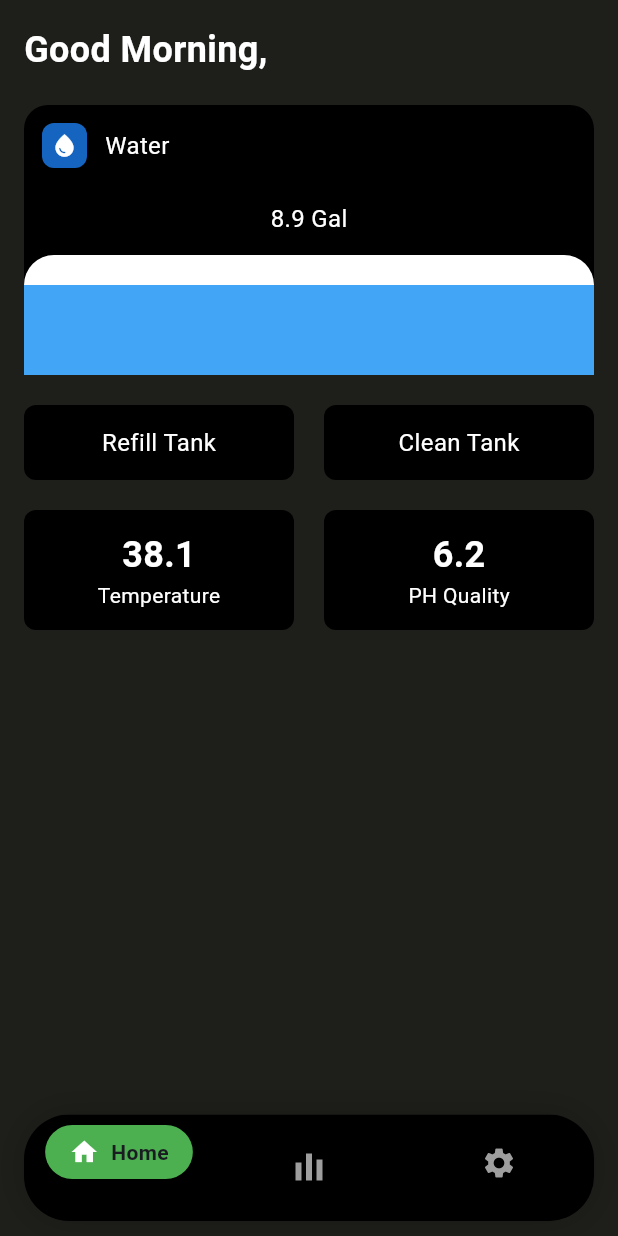
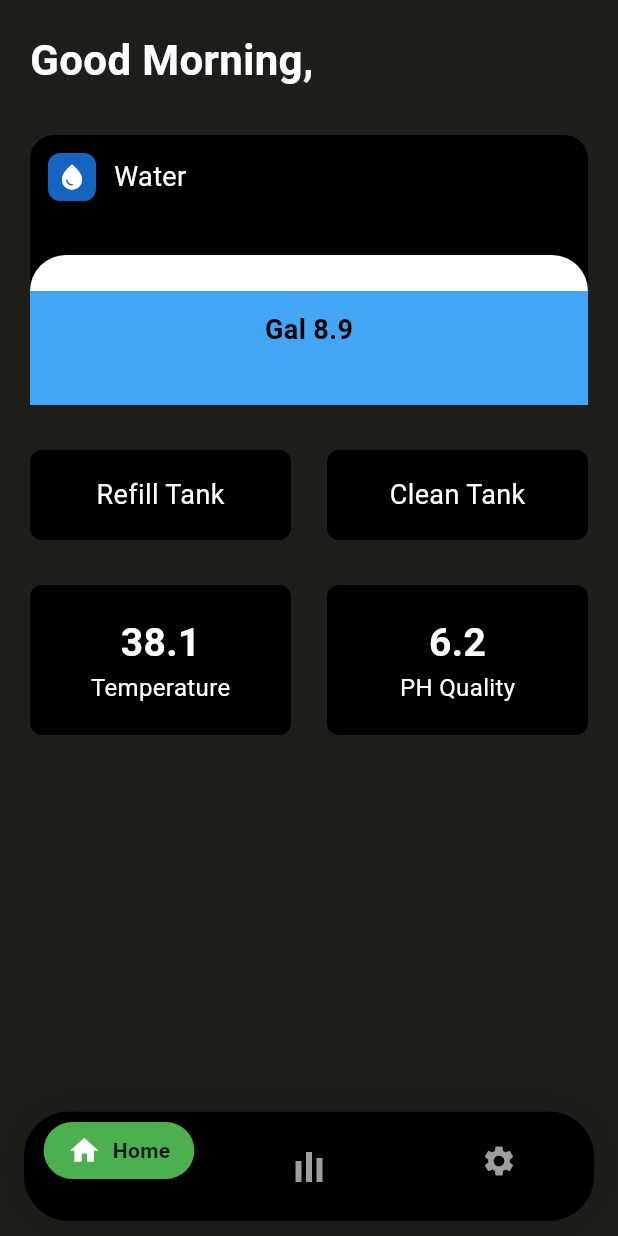
Before and after one commit to SanudaDe/smart_water_systerm, a Flutter app: the screen it shows after launch, on a phone screen of 412 x 824 dp. Run offline on Flutter 3.47's test engine with Material 3 defaults, Android fonts, the phone set to English and light mode, and no system bars; our stand-ins replace google_fonts.

Commit message:
update again

```diff
--- a/lib/dashboard.dart
+++ b/lib/dashboard.dart
@@ -41,7 +41,6 @@ class _AquariumControlPageState extends State<AquariumControlPage> {
 
   @override
   Widget build(BuildContext context) {
-    // Sample values
     const waterLevel = 8.9;
     const temperature = 38.1;
     const phQuality = 6.2;
@@ -67,7 +66,7 @@ class _AquariumControlPageState extends State<AquariumControlPage> {
             onTap: _onItemTapped,
             selectedItemColor: Colors.white,
             unselectedItemColor: Colors.grey,
-            showSelectedLabels: _selectedIndex == 0, // Only show label for Home
+            showSelectedLabels: _selectedIndex == 0,
             showUnselectedLabels: false,
             items: [
               BottomNavigationBarItem(
@@ -80,7 +79,7 @@ class _AquariumControlPageState extends State<AquariumControlPage> {
                   child: Row(
                     mainAxisSize: MainAxisSize.min,
                     children: const [
-                      Icon(Icons.home, size: 20),
+                      Icon(Icons.home, size: 22),
                       SizedBox(width: 8),
                       Text("Home", style: TextStyle(fontWeight: FontWeight.bold)),
                     ],
@@ -90,16 +89,16 @@ class _AquariumControlPageState extends State<AquariumControlPage> {
               ),
               BottomNavigationBarItem(
                 icon: SizedBox(
-                  height: 24,
+                  height: 28,
                   child: Row(
                     mainAxisSize: MainAxisSize.min,
                     crossAxisAlignment: CrossAxisAlignment.end,
                     children: [
-                      Container(width: 4, height: 12, color: _selectedIndex == 1 ? Colors.white : Colors.grey),
+                      Container(width: 4, height: 14, color: _selectedIndex == 1 ? Colors.white : Colors.grey),
                       const SizedBox(width: 3),
-                      Container(width: 4, height: 18, color: _selectedIndex == 1 ? Colors.white : Colors.grey),
+                      Container(width: 4, height: 20, color: _selectedIndex == 1 ? Colors.white : Colors.grey),
                       const SizedBox(width: 3),
-                      Container(width: 4, height: 14, color: _selectedIndex == 1 ? Colors.white : Colors.grey),
+                      Container(width: 4, height: 16, color: _selectedIndex == 1 ? Colors.white : Colors.grey),
                     ],
                   ),
                 ),
@@ -115,21 +114,20 @@ class _AquariumControlPageState extends State<AquariumControlPage> {
       ),
       body: SafeArea(
         child: Padding(
-          padding: const EdgeInsets.all(16.0),
+          padding: const EdgeInsets.all(20.0),
           child: Column(
             crossAxisAlignment: CrossAxisAlignment.start,
             children: [
-              // Dynamic greeting text based on time of day
               Text(
                 "$_greeting,",
                 style: const TextStyle(
                   color: Colors.white,
-                  fontSize: 24,
+                  fontSize: 28,
                   fontWeight: FontWeight.bold,
                 ),
               ),
 
-              const SizedBox(height: 20),
+              const SizedBox(height: 30),
 
               // Water level card
               Container(
@@ -140,9 +138,7 @@ class _AquariumControlPageState extends State<AquariumControlPage> {
                 ),
                 child: Column(
                   children: [
-                    // Water icon and label
                     Container(
-                      color: Colors.transparent,
                       padding: const EdgeInsets.all(12),
                       child: Row(
                         children: [
@@ -155,7 +151,7 @@ class _AquariumControlPageState extends State<AquariumControlPage> {
                             child: const Icon(
                               Icons.water_drop,
                               color: Colors.white,
-                              size: 18,
+                              size: 20,
                             ),
                           ),
                           const SizedBox(width: 12),
@@ -163,43 +159,29 @@ class _AquariumControlPageState extends State<AquariumControlPage> {
                             "Water",
                             style: TextStyle(
                               color: Colors.white,
-                              fontSize: 16,
+                              fontSize: 18,
                             ),
                           ),
                         ],
                       ),
                     ),
 
-                    // Water level visualization
                     Expanded(
   child: Stack(
     children: [
-                          // Water level text
-                          Positioned(
-                            top: 10,
-                            left: 0,
-                            right: 0,
-                            child: Center(
-                              child: Text(
-                                "$waterLevel Gal",
-                                style: const TextStyle(
-                                  color: Colors.white,
-                                  fontSize: 16,
-                                ),
-                              ),
-                            ),
-                          ),
-
-                          // Water wave
+      // Water wave and text inside it
       Positioned(
         bottom: 0,
         left: 0,
         right: 0,
-                            height: 80, // Adjust based on water level
-                            child: Column(
+        height: 100,
+        child: Stack(
+          alignment: Alignment.center,
+          children: [
+            Column(
               children: [
                 Container(
-                                  height: 20,
+                  height: 24,
                   decoration: const BoxDecoration(
                     color: Colors.white,
                     borderRadius: BorderRadius.only(
@@ -215,6 +197,17 @@ class _AquariumControlPageState extends State<AquariumControlPage> {
                 ),
               ],
             ),
+            // Value displayed on top of the water area
+            Text(
+              "Gal $waterLevel",
+              style: const TextStyle(
+                color: Colors.black,
+                fontSize: 18,
+                fontWeight: FontWeight.bold,
+                                  ),
+                                ),
+                              ],
+                            ),
                           ),
                         ],
                       ),
@@ -223,14 +216,14 @@ class _AquariumControlPageState extends State<AquariumControlPage> {
                 ),
               ),
 
-              const SizedBox(height: 20),
+              const SizedBox(height: 30),
 
               // Control buttons
               Row(
                 children: [
                   Expanded(
                     child: Container(
-                      height: 50,
+                      height: 60,
                       decoration: BoxDecoration(
                         color: Colors.black,
                         borderRadius: BorderRadius.circular(8),
@@ -240,16 +233,16 @@ class _AquariumControlPageState extends State<AquariumControlPage> {
                           "Refill Tank",
                           style: TextStyle(
                             color: Colors.white,
-                            fontSize: 16,
+                            fontSize: 18,
                           ),
                         ),
                       ),
                     ),
                   ),
-                  const SizedBox(width: 20),
+                  const SizedBox(width: 24),
                   Expanded(
                     child: Container(
-                      height: 50,
+                      height: 60,
                       decoration: BoxDecoration(
                         color: Colors.black,
                         borderRadius: BorderRadius.circular(8),
@@ -259,7 +252,7 @@ class _AquariumControlPageState extends State<AquariumControlPage> {
                           "Clean Tank",
                           style: TextStyle(
                             color: Colors.white,
-                            fontSize: 16,
+                            fontSize: 18,
                           ),
                         ),
                       ),
@@ -268,15 +261,14 @@ class _AquariumControlPageState extends State<AquariumControlPage> {
                 ],
               ),
 
-              const SizedBox(height: 20),
+              const SizedBox(height: 30),
 
               // Sensor readings
               Row(
                 children: [
-                  // Temperature
                   Expanded(
                     child: Container(
-                      height: 80,
+                      height: 100,
                       decoration: BoxDecoration(
                         color: Colors.black,
                         borderRadius: BorderRadius.circular(8),
@@ -288,7 +280,7 @@ class _AquariumControlPageState extends State<AquariumControlPage> {
                             "$temperature",
                             style: const TextStyle(
                               color: Colors.white,
-                              fontSize: 24,
+                              fontSize: 26,
                               fontWeight: FontWeight.bold,
                             ),
                           ),
@@ -296,18 +288,17 @@ class _AquariumControlPageState extends State<AquariumControlPage> {
                             "Temperature",
                             style: TextStyle(
                               color: Colors.white,
-                              fontSize: 14,
+                              fontSize: 16,
                             ),
                           ),
                         ],
                       ),
                     ),
                   ),
-                  const SizedBox(width: 20),
-                  // pH Quality
+                  const SizedBox(width: 24),
                   Expanded(
                     child: Container(
-                      height: 80,
+                      height: 100,
                       decoration: BoxDecoration(
                         color: Colors.black,
                         borderRadius: BorderRadius.circular(8),
@@ -319,7 +310,7 @@ class _AquariumControlPageState extends State<AquariumControlPage> {
                             "$phQuality",
                             style: const TextStyle(
                               color: Colors.white,
-                              fontSize: 24,
+                              fontSize: 26,
                               fontWeight: FontWeight.bold,
                             ),
                           ),
@@ -327,7 +318,7 @@ class _AquariumControlPageState extends State<AquariumControlPage> {
                             "PH Quality",
                             style: TextStyle(
                               color: Colors.white,
-                              fontSize: 14,
+                              fontSize: 16,
                             ),
                           ),
                         ],
@@ -337,9 +328,6 @@ class _AquariumControlPageState extends State<AquariumControlPage> {
                 ],
               ),
 
-              const Spacer(),
-
-              // Spacer to push content up
               const Spacer(),
             ],
           ),
```
Lines whose indentation alone changed are shown as unchanged.
